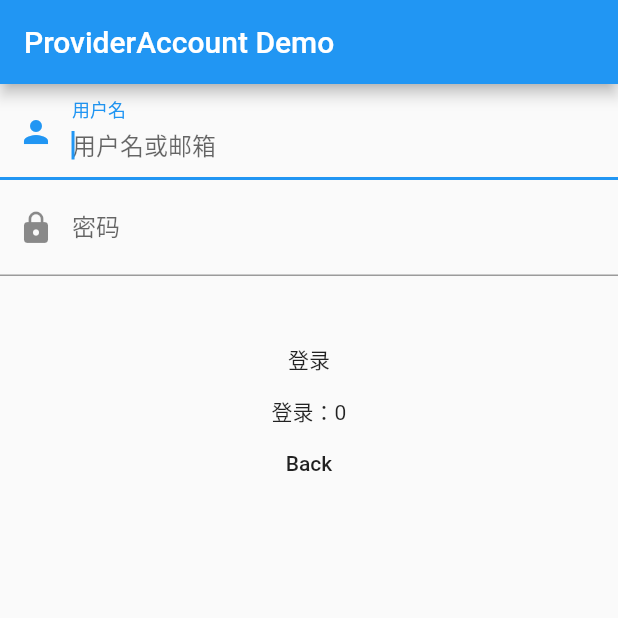
After one commit to di1shuai/sleep_early, a Flutter app: the DemoRoute screen opened by its route, after a tap on "provider account", on a phone screen of 412 x 824 dp, the top half of it. The commit adds this screen. Run offline on Flutter 3.47's test engine with Material 2 defaults, Android fonts, the phone set to English and light mode, and no system bars; our stand-ins replace device_info, dio, permission_handler, shared_preferences; missing offline and left inert: platform_device_id, shutdown_platform; accounts and stored records are empty.

Commit message:
登录重构

```diff
--- a/lib/api/api.dart
+++ b/lib/api/api.dart
@@ -8,7 +8,7 @@ class API {
   // Login
 
   static Future<Account> login(String username,String password) async {
-    Map data = await APIUtil.post(APIUrl.LOGIN);
+    Map data = await APIUtil.post(APIUrl.LOGIN,{"id":username});
     try {
       Account account = Account.fromMap(data);
       return account;
--- /dev/null
+++ b/lib/common/providers.dart
@@ -0,0 +1,13 @@
+import 'package:flutter/material.dart';
+import 'package:sleep_early/models/account.dart';
+
+class AccountProvider with ChangeNotifier {
+  Account _account;
+
+  Account get account => this._account;
+
+  set account(Account account) {
+    this._account = account;
+    notifyListeners();
+  }
+}
--- /dev/null
+++ b/lib/common/routes.dart
@@ -0,0 +1,21 @@
+import 'package:flutter/cupertino.dart';
+import 'package:sleep_early/views/demo.dart';
+import 'package:sleep_early/views/home.dart';
+import 'package:sleep_early/views/login.dart';
+
+class Routes{
+
+  static const String HOME_ROUTE  = "/";
+  static const String LOGIN_ROUTE = "/login";
+  static const String DEMO_ROUTE  = "/demo";
+
+
+  static Map<String , WidgetBuilder> getRoutesMap(BuildContext context){
+    return {
+      HOME_ROUTE : (context) => HomeRoute(),
+      LOGIN_ROUTE : (context) => LoginRoute(),
+      DEMO_ROUTE : (context) => DemoRoute(),
+    };
+  }
+
+}
--- /dev/null
+++ b/lib/demo/provider_account.dart
@@ -0,0 +1,134 @@
+import 'package:flutter/material.dart';
+import 'package:provider/provider.dart';
+import 'package:sleep_early/api/api.dart';
+import 'package:sleep_early/common/routes.dart';
+import 'package:sleep_early/models/account.dart';
+
+// provider
+
+class ProviderAccount with ChangeNotifier {
+  Account _account;
+
+  Account get account => this._account;
+
+  set account(Account account) {
+    this._account = account;
+    notifyListeners();
+  }
+}
+
+// Consumer
+
+class IsLogin extends StatelessWidget {
+  @override
+  Widget build(BuildContext context) {
+    ProviderAccount proAccount = Provider.of<ProviderAccount>(context);
+    String status = "未登录";
+    if (proAccount.account != null) {
+      status = "登录：" + proAccount.account.id.toString();
+    }
+    return Text(status);
+  }
+}
+
+// modify provider
+
+class UPInput extends StatefulWidget {
+  @override
+  _UPInputState createState() => _UPInputState();
+}
+
+class _UPInputState extends State<UPInput> {
+  TextEditingController _unameController = TextEditingController();
+  TextEditingController _upassController = TextEditingController();
+
+  // @override
+  // void initState() {
+  //   super.initState();
+  //   //监听输入改变
+  //   // _unameController.addListener(() {
+  //   //   print("uname -> " + _unameController.text);
+  //   //   print("upass -> " + _upassController.text);
+  //   // });
+  // }
+
+  @override
+  Widget build(BuildContext context) {
+    return Column(children: [
+      TextField(
+        autofocus: true,
+        controller: _unameController,
+        decoration: InputDecoration(
+            labelText: "用户名",
+            hintText: "用户名或邮箱",
+            prefixIcon: Icon(Icons.person)),
+      ),
+      TextField(
+        controller: _upassController,
+        decoration: InputDecoration(
+            labelText: "密码", hintText: "您的登录密码", prefixIcon: Icon(Icons.lock)),
+        obscureText: true,
+      ),
+      Text(_unameController.text),
+      Text(_upassController.text),
+      FlatButton(
+        onPressed: () async {
+          Account account =
+              await API.login(_unameController.text, _upassController.text);
+          print(account);
+          Provider.of<ProviderAccount>(context, listen: false).account =
+              account;
+        },
+        child: Text('登录'),
+      ),
+    ]);
+  }
+}
+
+// UI
+
+class ProviderAccountAPP extends StatelessWidget {
+  @override
+  Widget build(BuildContext context) {
+    return MultiProvider(
+      providers: [
+        ChangeNotifierProvider(
+          create: (_) => ProviderAccount(),
+        )
+      ],
+      child: Consumer<ProviderAccount>(builder: (context, pAccount, _) {
+        return MaterialApp(title: 'ProviderAccount Demo', home: ProviderHome());
+      }),
+    );
+  }
+}
+
+class ProviderHome extends StatelessWidget {
+  @override
+  Widget build(BuildContext context) {
+    return Scaffold(
+      appBar: AppBar(
+        title: Text("ProviderAccount Demo"),
+      ),
+      body: Center(
+        child: Column(
+          children: <Widget>[
+            UPInput(),
+            IsLogin(),
+            FlatButton(
+              onPressed: () {
+                // Navigator.pushNamedAndRemoveUntil(
+                //   context,
+                //   Routes.HOME_ROUTE,
+                //   (route) => route == null,
+                // );
+                Navigator.pushNamed(context, Routes.HOME_ROUTE);
+              },
+              child: Text('Back'),
+            )
+          ],
+        ),
+      ),
+    );
+  }
+}
--- a/lib/demo/provider_demo.dart
+++ b/lib/demo/provider_demo.dart
@@ -3,12 +3,7 @@ import 'package:flutter/foundation.dart';
 import 'package:flutter/material.dart';
 import 'package:provider/provider.dart';
 
-/// This is an example of a counter application using `provider` + [ChangeNotifier].
-///
-/// It builds a typical `+` button, with a twist: the texts using the counter
-/// are built using the localization framework.
-///
-/// This shows how to bind our custom [ChangeNotifier] to things like [LocalizationsDelegate].
+// provider
 
 class Counter with ChangeNotifier {
   int _count = 0;
@@ -20,96 +15,14 @@ class Counter with ChangeNotifier {
   }
 }
 
-class ProviderApp extends StatelessWidget {
-  @override
-  Widget build(BuildContext context) {
-    return MultiProvider(
-      providers: [
-        ChangeNotifierProvider(create: (_) => Counter()),
-      ],
-      child: Consumer<Counter>(
-        builder: (context, counter, _) {
-          return MaterialApp(
-            supportedLocales: const [Locale('en')],
-            localizationsDelegates: [
-              DefaultMaterialLocalizations.delegate,
-              DefaultWidgetsLocalizations.delegate,
-              _ExampleLocalizationsDelegate(counter.count),
-            ],
-            home: const MyHomePage(),
-          );
-        },
-      ),
-    );
-  }
-}
+// consumer
 
-class ExampleLocalizations {
-  static ExampleLocalizations of(BuildContext context) {
-    return Localizations.of<ExampleLocalizations>(context, ExampleLocalizations);
-  }
-
-  const ExampleLocalizations(this._count);
-
-  final int _count;
-
-  String get title => 'Tapped $_count times';
-}
-
-class _ExampleLocalizationsDelegate extends LocalizationsDelegate<ExampleLocalizations> {
-  const _ExampleLocalizationsDelegate(this.count);
-
-  final int count;
-
-  @override
-  bool isSupported(Locale locale) => locale.languageCode == 'en';
-
-  @override
-  Future<ExampleLocalizations> load(Locale locale) {
-    return SynchronousFuture(ExampleLocalizations(count));
-  }
-
-  @override
-  bool shouldReload(_ExampleLocalizationsDelegate old) => old.count != count;
-}
-
-class MyHomePage extends StatelessWidget {
-  const MyHomePage({Key key}) : super(key: key);
+class Title extends StatelessWidget {
+  const Title({Key key}) : super(key: key);
 
   @override
   Widget build(BuildContext context) {
-    return Scaffold(
-      /// Tons of small widgets!
-      ///
-      /// Splitting our app in small widgets like [Title] or [CounterLabel] is
-      /// useful for rebuild optimization.
-      ///
-      /// Since they are instantiated using `const`, they won't unnecessarily
-      /// rebuild when their parent changes.
-      /// But they can still have dynamic content, as they can obtain providers!
-      ///
-      /// This means only the widgets that depends on a provider to rebuild when they change.
-      /// Alternatively, we could use [Consumer] or [Selector] to achieve the
-      /// same result.
-      appBar: AppBar(title: const Title()),
-      body: const Center(child: CounterLabel()),
-      floatingActionButton: const IncrementCounterButton(),
-    );
-  }
-}
-
-class IncrementCounterButton extends StatelessWidget {
-  const IncrementCounterButton({Key key}) : super(key: key);
-
-  @override
-  Widget build(BuildContext context) {
-    return FloatingActionButton(
-      onPressed: () {
-        Provider.of<Counter>(context, listen: false).increment();
-      },
-      tooltip: 'Increment',
-      child: const Icon(Icons.add),
-    );
+    return Text(Provider.of<Counter>(context).count.toString());
   }
 }
 
@@ -136,11 +49,52 @@ class CounterLabel extends StatelessWidget {
   }
 }
 
-class Title extends StatelessWidget {
-  const Title({Key key}) : super(key: key);
+// modify provider
+
+class IncrementCounterButton extends StatelessWidget {
+  const IncrementCounterButton({Key key}) : super(key: key);
 
   @override
   Widget build(BuildContext context) {
-    return Text(ExampleLocalizations.of(context).title);
+    return FloatingActionButton(
+      onPressed: () {
+        Provider.of<Counter>(context, listen: false).increment();
+      },
+      tooltip: 'Increment',
+      child: const Icon(Icons.add),
+    );
   }
 }
+
+// UI
+
+class ProviderApp extends StatelessWidget {
+  @override
+  Widget build(BuildContext context) {
+    return MultiProvider(
+      providers: [
+        ChangeNotifierProvider(create: (_) => Counter()),
+      ],
+      child: Consumer<Counter>(
+        builder: (context, counter, _) {
+          return MaterialApp(
+            home: const MyHomePage(),
+          );
+        },
+      ),
+    );
+  }
+}
+
+class MyHomePage extends StatelessWidget {
+  const MyHomePage({Key key}) : super(key: key);
+
+  @override
+  Widget build(BuildContext context) {
+    return Scaffold(
+      appBar: AppBar(title: const Title()),
+      body: const Center(child: CounterLabel()),
+      floatingActionButton: const IncrementCounterButton(),
+    );
+  }
+}
--- a/lib/views/menu.dart
+++ b/lib/views/demo.dart
@@ -5,22 +5,23 @@ import 'package:sleep_early/demo/device_info.dart';
 import 'package:sleep_early/demo/http_demo.dart';
 import 'package:sleep_early/demo/key_demo.dart';
 import 'package:sleep_early/demo/permission_demo.dart';
+import 'package:sleep_early/demo/provider_account.dart';
 import 'package:sleep_early/demo/provider_demo.dart';
 import 'package:sleep_early/demo/text_demo.dart';
 import 'package:sleep_early/demo/text_demo2.dart';
 import 'package:sleep_early/widgets/device_dialog.dart';
 
-class Menu extends StatefulWidget {
+class DemoRoute extends StatefulWidget {
   @override
   _Menu createState() => new _Menu();
 }
 
-class _Menu extends State<Menu> {
+class _Menu extends State<DemoRoute> {
   @override
   Widget build(BuildContext context) {
     return new Scaffold(
       appBar: new AppBar(
-        title: new Text('Menu'),
+        title: new Text('Demo'),
       ),
       body: new ListView(
         children: <Widget>[
@@ -79,6 +80,15 @@ class _Menu extends State<Menu> {
             },
           ),
           new ListTile(
+            title: new Text('provider account'),
+            onTap: () {
+              Navigator.push(
+                context,
+                new MaterialPageRoute(builder: (context) => new ProviderAccountAPP()),
+              );
+            },
+          ),
+          new ListTile(
             title: new Text('http'),
             onTap: () {
               Navigator.push(
--- a/pubspec.yaml
+++ b/pubspec.yaml
@@ -57,7 +57,8 @@ flutter:
   # assets:
   #  - images/a_dot_burr.jpeg
   #  - images/a_dot_ham.jpeg
-
+  assets:
+    - imgs/avatar.png
   # An image asset can refer to one or more resolution-specific "variants", see
   # https://flutter.dev/assets-and-images/#resolution-aware.
 
```
Also changed, not shown: lib/main.dart (+13 -22 lines), lib/views/home.dart (+32 -4 lines), lib/views/login.dart (+37 -22 lines), lib/widgets/menu.dart (+68 -0 lines), imgs/avatar.png (added), 1 other file.
